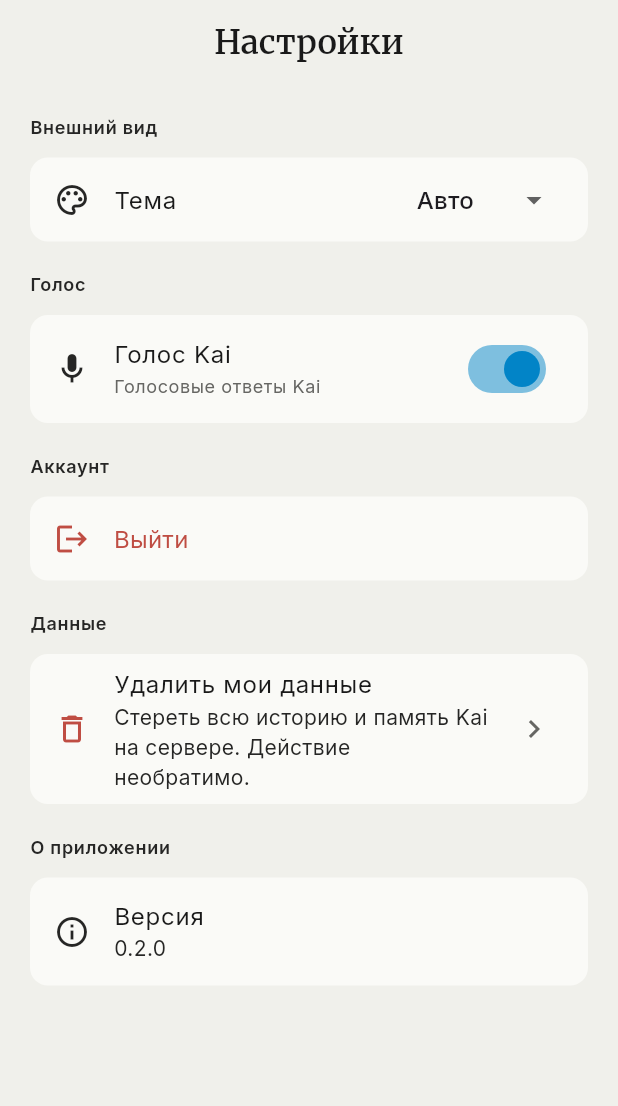
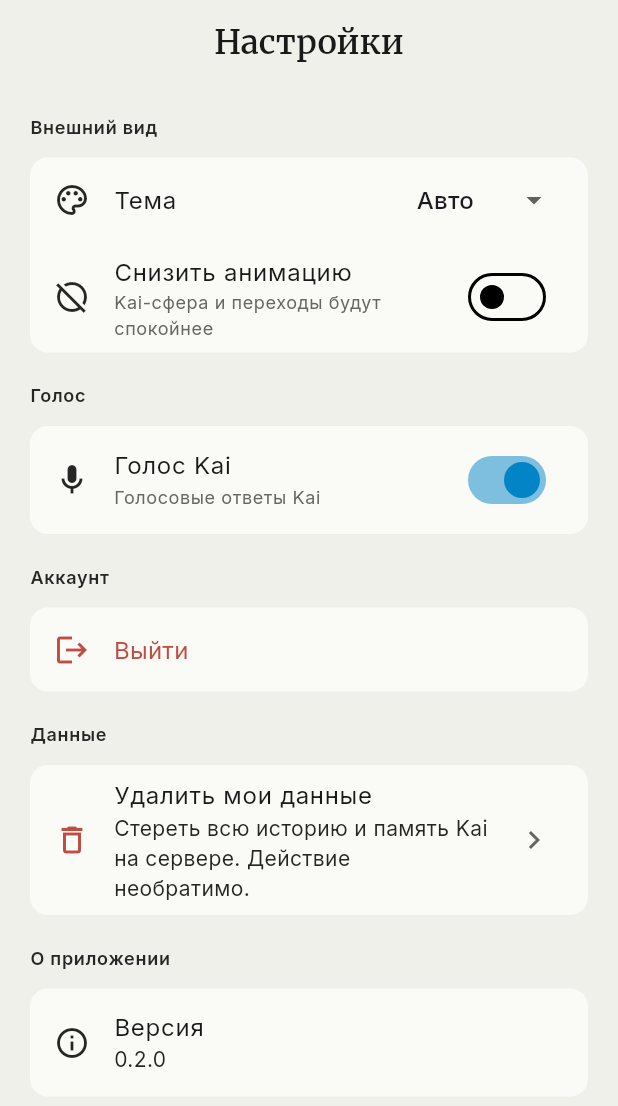
Before and after one commit to khuseinov/kai-app, a Flutter app: the SettingsScreen screen opened by its route, on a phone screen of 412 x 824 dp. Shown: the top 1106 px of the screen. Run offline on Flutter 3.47's test engine with Material 3 defaults, Android fonts, the phone set to English and light mode, and no system bars; our stand-ins replace connectivity_plus, dio, flutter_markdown, flutter_riverpod, flutter_secure_storage, freezed_annotation and 5 more; accounts and stored records are empty; generated files the repository leaves out were written again.

Commit message:
feat(design): D13 — warmTrust/calmBlue tokens + Reduce Motion setting
Tokens:
- KaiColors.warmTrust (desaturated coral) — used by CrisisCard
- KaiColors.calmBlue (softer ocean) — for future Liquid Glass surfaces
- Both have light/dark variants, lerp + copyWith support

Reduce Motion:
- AppSettings.reduceMotion field, persisted to local Hive
- New SwitchListTile in Settings → Внешний вид
- KaiGeminiWave honours reduceMotion: 4s → 12s cycle, calmer pulse
- chat_screen.dart watches reduceMotion and passes to wave

CrisisCard switched from hardcoded Color(0xFFC17B6B) to colors.warmTrust.

Test updated: scrollUntilVisible for 'О приложении' (now below the
fold due to the new Reduce Motion tile).

Co-Authored-By: Claude Opus 4.7 (1M context) <noreply@anthropic.com>

```diff
--- a/lib/core/design/tokens/kai_colors.dart
+++ b/lib/core/design/tokens/kai_colors.dart
@@ -39,6 +39,13 @@ class KaiColors extends ThemeExtension<KaiColors> {
   final Color primary;
   final Color onPrimary;
 
+  /// D13: warmTrust — desaturated coral for crisis/emotional surfaces.
+  /// Calming, not alarming. Used by CrisisCard.
+  final Color warmTrust;
+
+  /// D13: calmBlue — softer ocean for Liquid Glass surfaces / backdrop tints.
+  final Color calmBlue;
+
   const KaiColors({
     required this.oceanPrimary,
     required this.oceanLight,
@@ -67,6 +74,8 @@ class KaiColors extends ThemeExtension<KaiColors> {
     required this.glassBorder,
     required this.primary,
     required this.onPrimary,
+    required this.warmTrust,
+    required this.calmBlue,
   });
 
   factory KaiColors.light() {
@@ -119,6 +128,9 @@ class KaiColors extends ThemeExtension<KaiColors> {
       glassBorder: Color(0x1A191919), // 10% slate dark
       primary: oceanPrimary,
       onPrimary: ivoryLight,
+
+      warmTrust: Color(0xFFC17B6B), // desaturated coral
+      calmBlue: Color(0xFF5A9CC4), // softer ocean for glass
     );
   }
 
@@ -172,6 +184,9 @@ class KaiColors extends ThemeExtension<KaiColors> {
       glassBorder: Color(0x1AFAFAF7), // 10% ivory light
       primary: oceanPrimary,
       onPrimary: slateDark,
+
+      warmTrust: Color(0xFFD89384), // brighter coral on dark
+      calmBlue: Color(0xFF7BB4D4), // softer ocean for glass on dark
     );
   }
 
@@ -204,6 +219,8 @@ class KaiColors extends ThemeExtension<KaiColors> {
     Color? glassBorder,
     Color? primary,
     Color? onPrimary,
+    Color? warmTrust,
+    Color? calmBlue,
   }) {
     return KaiColors(
       oceanPrimary: oceanPrimary ?? this.oceanPrimary,
@@ -233,6 +250,8 @@ class KaiColors extends ThemeExtension<KaiColors> {
       glassBorder: glassBorder ?? this.glassBorder,
       primary: primary ?? this.primary,
       onPrimary: onPrimary ?? this.onPrimary,
+      warmTrust: warmTrust ?? this.warmTrust,
+      calmBlue: calmBlue ?? this.calmBlue,
     );
   }
 
@@ -268,6 +287,8 @@ class KaiColors extends ThemeExtension<KaiColors> {
       glassBorder: Color.lerp(glassBorder, other.glassBorder, t)!,
       primary: Color.lerp(primary, other.primary, t)!,
       onPrimary: Color.lerp(onPrimary, other.onPrimary, t)!,
+      warmTrust: Color.lerp(warmTrust, other.warmTrust, t)!,
+      calmBlue: Color.lerp(calmBlue, other.calmBlue, t)!,
     );
   }
 }
--- a/lib/core/storage/local_storage.dart
+++ b/lib/core/storage/local_storage.dart
@@ -36,6 +36,9 @@ class LocalStorage {
       ? _settings.put('theme_mode', v.name)
       : _settings.delete('theme_mode');
 
+  bool get reduceMotion => _settings.get('reduce_motion', defaultValue: false) as bool;
+  set reduceMotion(bool v) => _settings.put('reduce_motion', v);
+
   // Chat history
   List<Map> get sessions {
     final raw = _history.get('sessions');
--- a/lib/features/chat/presentation/widgets/crisis_card.dart
+++ b/lib/features/chat/presentation/widgets/crisis_card.dart
@@ -16,7 +16,7 @@ class CrisisCard extends StatelessWidget {
   Widget build(BuildContext context) {
     final colors = context.kaiColors;
     final typography = context.kaiTypography;
-    const warmCoral = Color(0xFFC17B6B); // warmTrust token placeholder
+    final warmCoral = colors.warmTrust;
 
     return Container(
       width: double.infinity,
--- a/lib/features/settings/presentation/settings_screen.dart
+++ b/lib/features/settings/presentation/settings_screen.dart
@@ -56,6 +56,18 @@ class _SettingsScreenState extends ConsumerState<SettingsScreen> {
                     }
                   },
                 ),
+              ),
+              SwitchListTile(
+                secondary: Icon(Icons.motion_photos_off_outlined, color: colors.textSecondary),
+                title: const Text('Снизить анимацию'),
+                subtitle: Text(
+                  'Kai-сфера и переходы будут спокойнее',
+                  style: typography.bodySmall.copyWith(color: colors.textTertiary),
+                ),
+                value: settings.reduceMotion,
+                onChanged: (v) =>
+                    ref.read(settingsProvider.notifier).setReduceMotion(v),
+                activeColor: colors.oceanPrimary,
               ),
             ],
           ),
```
Also changed, not shown: lib/core/design/components/kai_gemini_wave.dart (+15 -1 lines), lib/core/providers/settings_provider.dart (+10 -0 lines), lib/features/chat/presentation/chat_screen.dart (+11 -0 lines), 1 other file.
